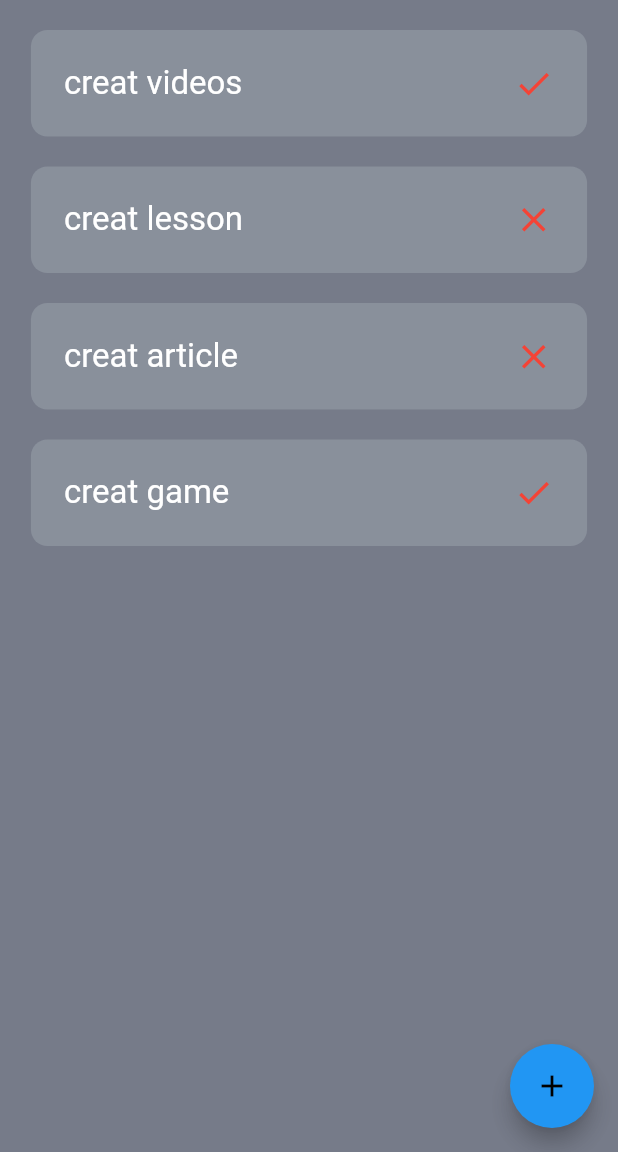
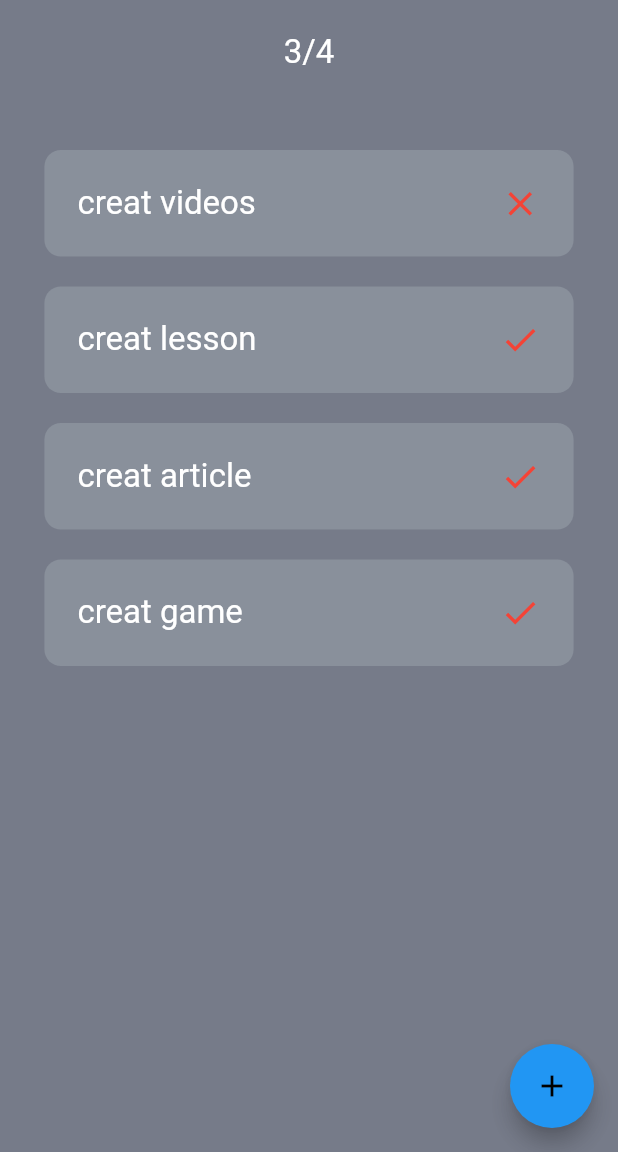
Before and after one commit to aliajjoub2/todo-App, a Flutter app: the screen it shows after launch, on a phone screen of 412 x 824 dp, the part 84-1236 px from its top. Run offline on Flutter 3.47's test engine with Material 2 defaults, Android fonts, the phone set to English and light mode, and no system bars.

Commit message:
ListView.builder, neu counter

```diff
--- a/lib/main.dart
+++ b/lib/main.dart
@@ -1,6 +1,8 @@
 // ignore_for_file: prefer_const_constructors
 
 import 'package:flutter/material.dart';
+import 'package:todo/widgets/Counter.dart';
+
 import 'package:todo/widgets/todo-card.dart';
 
 void main() {
@@ -40,9 +42,9 @@ class Task {
 }
 
 List allTasks = [
-  Task(title: "creat videos", status: true),
-  Task(title: "creat lesson", status: false),
-  Task(title: "creat article", status: false),
+  Task(title: "creat videos", status: false),
+  Task(title: "creat lesson", status: true),
+  Task(title: "creat article", status: true),
   Task(title: "creat game", status: true),
 ];
 
@@ -54,6 +56,20 @@ class _TodoAppState extends State<TodoApp> {
   }
 
   final myController = TextEditingController();
+
+  int calculateCompletedTasks() {
+    int completedTasks = 0;
+
+    // ignore: avoid_function_literals_in_foreach_calls
+    allTasks.forEach((item) {
+      if (item.status) {
+        completedTasks++;
+      }
+    });
+
+    return completedTasks;
+  }
+
   @override
   Widget build(BuildContext context) {
     return Scaffold(
@@ -63,7 +79,8 @@ class _TodoAppState extends State<TodoApp> {
               context: context,
               builder: (BuildContext context) {
                 return Dialog(
-                  shape: RoundedRectangleBorder(borderRadius: BorderRadius.circular(100) ),
+                  shape: RoundedRectangleBorder(
+                      borderRadius: BorderRadius.circular(100)),
                   backgroundColor: Color.fromARGB(3, 213, 229, 245),
                   child: Container(
                     padding: EdgeInsets.all(22),
@@ -78,7 +95,8 @@ class _TodoAppState extends State<TodoApp> {
                           TextField(
                             controller: myController,
                             maxLength: 40,
-                            decoration: InputDecoration(hintText: 'add neu Task'),
+                            decoration:
+                                InputDecoration(hintText: 'add neu Task'),
                           ),
                           TextButton(
                               onPressed: () {
@@ -116,10 +134,22 @@ class _TodoAppState extends State<TodoApp> {
           crossAxisAlignment: CrossAxisAlignment.center,
           // ignore: prefer_const_literals_to_create_immutables
           children: [
+            Counter(
+                myAllTask: allTasks.length,
+                myTaskdone: calculateCompletedTasks()),
             //Todecard(),
 
-            ...allTasks.map(
-                (item) => Todecard(vartitle: item.title, doOrNot: item.status))
+            Container(
+              margin: EdgeInsets.all(10),
+              height: 550,
+              child: ListView.builder(
+                  itemCount: allTasks.length,
+                  itemBuilder: (BuildContext context, int index) {
+                    return Todecard(
+                        vartitle: allTasks[index].title,
+                        doOrNot: allTasks[index].status);
+                  }),
+            ),
           ],
         ),
       ),
--- /dev/null
+++ b/lib/widgets/Counter.dart
@@ -0,0 +1,20 @@
+
+import 'package:flutter/material.dart';
+
+
+class Counter extends StatelessWidget {
+  final int myTaskdone;
+  final int myAllTask;
+  const Counter({Key? key, required this.myTaskdone, required this.myAllTask})
+      : super(key: key);
+
+  @override
+  Widget build(BuildContext context) {
+    return Padding(
+      padding: const EdgeInsets.all(22),
+      child: Text("$myTaskdone/$myAllTask", style: TextStyle(fontSize: 22,
+      color: myTaskdone== myAllTask ? const Color.fromARGB(255, 142, 253, 200) : Colors.white,
+      ),),
+    );
+  }
+}
```
